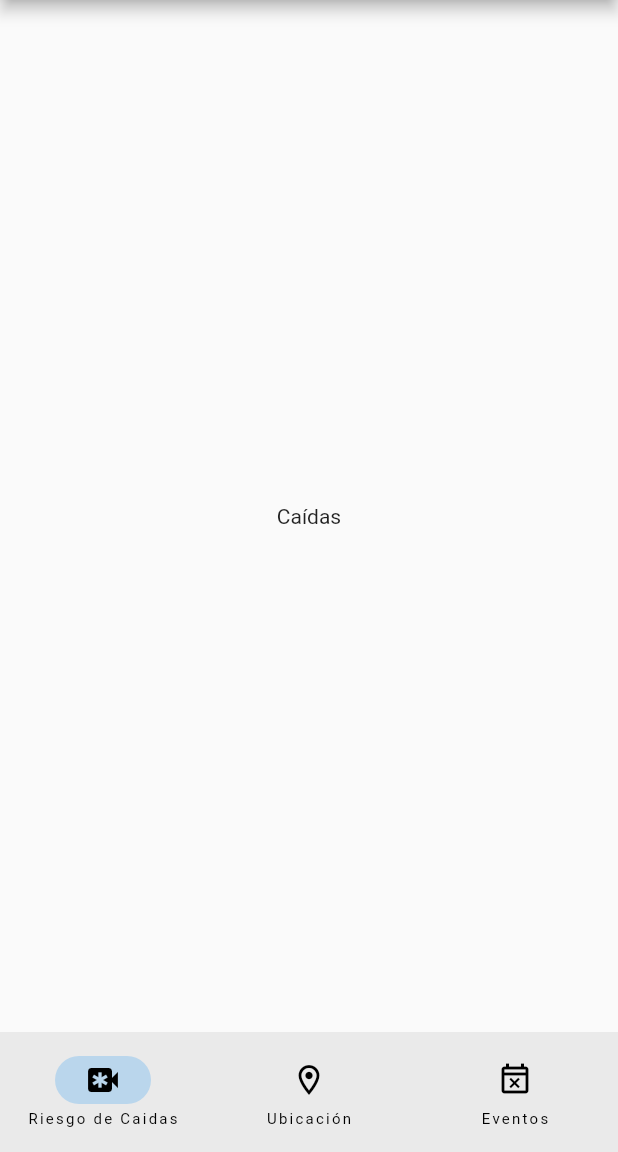
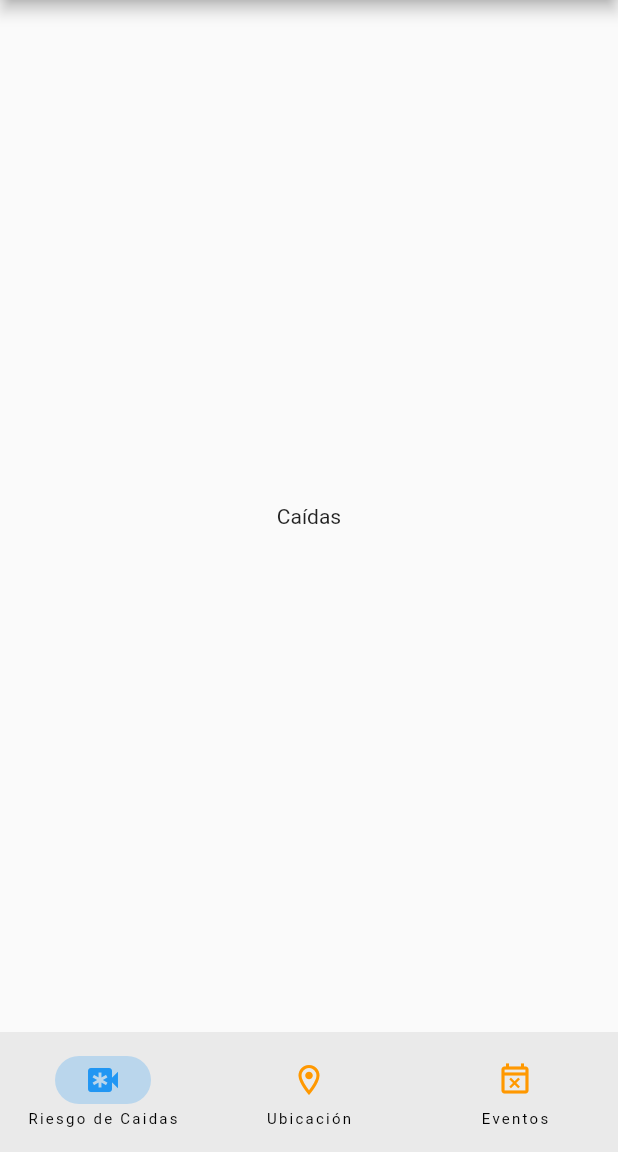
Before and after one commit to jalejandrosandoval/FALLDETECTIONAPP, a Flutter app: the screen it shows after launch, on a phone screen of 412 x 824 dp, the part 84-1236 px from its top. Run offline on Flutter 3.47's test engine with Material 2 defaults, Android fonts, the phone set to English and light mode, and no system bars.

Commit message:
Se agregan colores a los iconos.

```diff
--- a/lib/Components/navbar.dart
+++ b/lib/Components/navbar.dart
@@ -34,18 +34,18 @@ class _NavigationMainState extends State<NavigationMain> {
         selectedIndex: currentPageIndex,
         destinations: const <Widget>[
           NavigationDestination(
-            selectedIcon: Icon(Icons.emergency_recording ),
-            icon: Icon(Icons.emergency_recording_outlined ),
+            selectedIcon: Icon(Icons.emergency_recording, color: Colors.blue ),
+            icon: Icon(Icons.emergency_recording_outlined, color: Colors.orange ),
             label: 'Riesgo de Caidas',
           ),
           NavigationDestination(
-            selectedIcon: Icon(Icons.location_on),
-            icon: Icon(Icons.location_on_outlined),
+            selectedIcon: Icon(Icons.location_on, color: Colors.blue),
+            icon: Icon(Icons.location_on_outlined, color: Colors.orange),
             label: 'Ubicación',
           ),
           NavigationDestination(
-            selectedIcon: Icon(Icons.event_busy),
-            icon: Icon(Icons.event_busy_outlined),
+            selectedIcon: Icon(Icons.event_busy, color: Colors.orange),
+            icon: Icon(Icons.event_busy_outlined, color: Colors.orange),
             label: 'Eventos',
           ),
         ],
```
